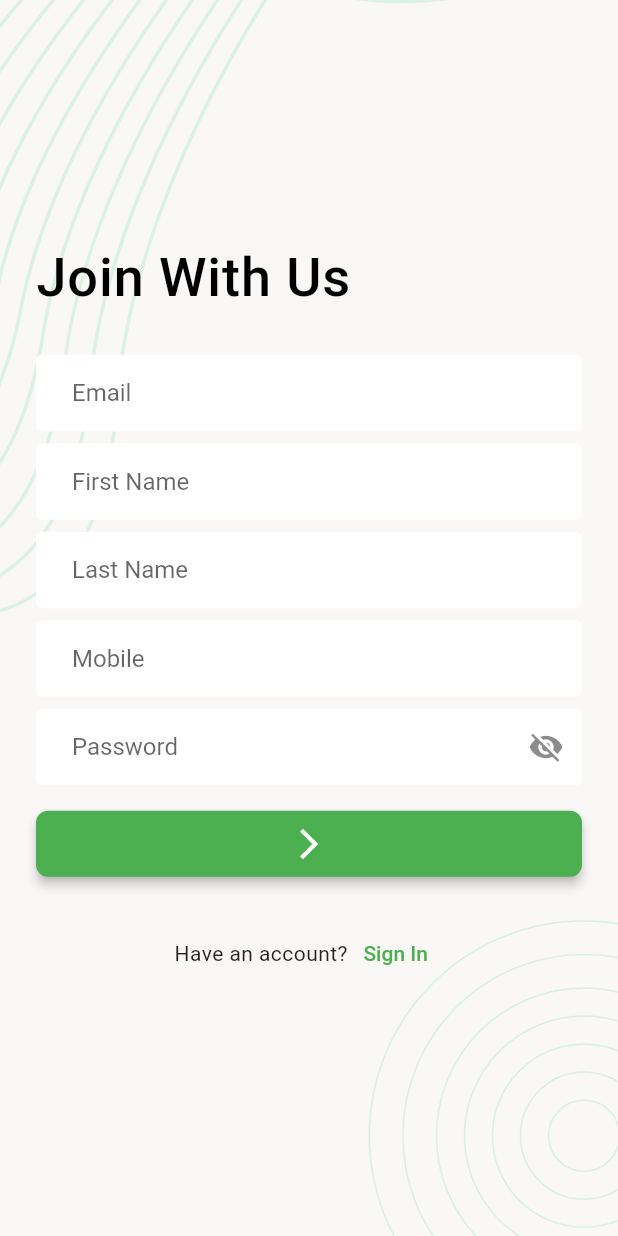
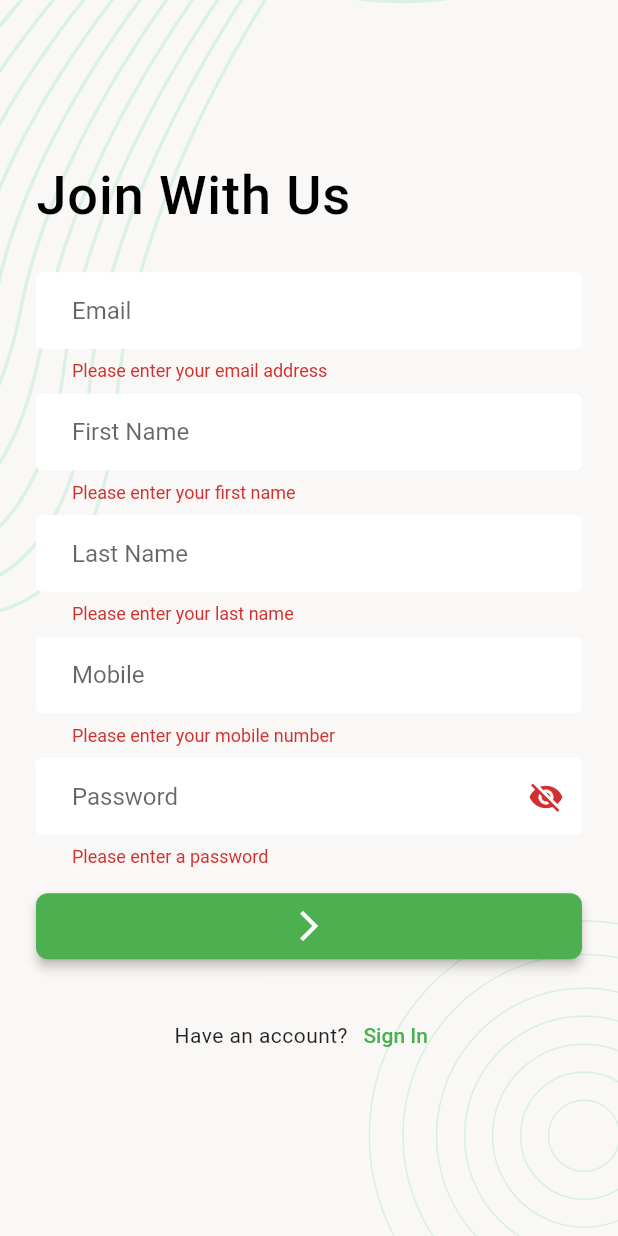
Before and after one commit to musfique113/TaskTracker, a Flutter app: the SignUpScreen screen opened directly, after a tap on the "arrow forward ios" icon, on a phone screen of 412 x 824 dp. Run offline on Flutter 3.47's test engine with Material 2 defaults, Android fonts, the phone set to English and light mode, and no system bars; our stand-ins replace flutter_svg, image_picker, pin_code_fields.

Commit message:
succesfully inplemnet the sign_up process , add form validation and more

```diff
--- a/lib/data/services/network_caller.dart
+++ b/lib/data/services/network_caller.dart
@@ -8,29 +8,34 @@ class NetworkCaller {
     try {
       Response response = await get(Uri.parse(url));
       if (response.statusCode == 200) {
-        return NetworkResponse(true,response.statusCode, jsonDecode(response.body));
+        return NetworkResponse(
+            true, response.statusCode, jsonDecode(response.body));
       } else {
-        return NetworkResponse(false,response.statusCode, null);
-
+        return NetworkResponse(false, response.statusCode, null);
       }
     } catch (e) {
       log(e.toString());
     }
-    return NetworkResponse(false,-1, null);
+    return NetworkResponse(false, -1, null);
   }
 
-  Future<NetworkResponse> postRequest(String url,Map<String, dynamic>body) async {
+  Future<NetworkResponse> postRequest(
+      String url, Map<String, dynamic> body) async {
     try {
-      Response response = await post(Uri.parse(url), body: jsonEncode(body));
+      Response response = await post(Uri.parse(url),
+          headers: {'Content-type': 'application/json'},
+          body: jsonEncode(body));
+      log(response.statusCode.toString());
+      log(response.body);
       if (response.statusCode == 200) {
-        return NetworkResponse(true,response.statusCode, jsonDecode(response.body));
+        return NetworkResponse(
+            true, response.statusCode, jsonDecode(response.body));
       } else {
-        return NetworkResponse(false,response.statusCode, null);
-
+        return NetworkResponse(false, response.statusCode, null);
       }
     } catch (e) {
       log(e.toString());
     }
-    return NetworkResponse(false,-1, null);
+    return NetworkResponse(false, -1, null);
   }
 }
--- /dev/null
+++ b/lib/data/utils/urls.dart
@@ -0,0 +1,11 @@
+class Urls {
+  Urls._();
+
+  static const String _baseUrl = 'https://task.teamrabbil.com/api/v1';
+  static String registration = '$_baseUrl/registration';
+  static String login = '$_baseUrl/login';
+  static String createTask = '$_baseUrl/createTask';
+  static String taskStatusCount = '$_baseUrl/taskStatusCount';
+  static String newTasks = '$_baseUrl/listTaskByStatus/New';
+  static String inProgressTasks = '$_baseUrl/listTaskByStatus/Progress';
+}
--- a/lib/ui/presentation/screens/auth/sign_up_screen.dart
+++ b/lib/ui/presentation/screens/auth/sign_up_screen.dart
@@ -1,11 +1,11 @@
 import 'package:flutter/material.dart';
+import 'package:taskmanager_ostad/data/services/network_caller.dart';
+import 'package:taskmanager_ostad/data/utils/urls.dart';
 import 'package:taskmanager_ostad/ui/presentation/screens/auth/sign_in_screen.dart';
 import 'package:taskmanager_ostad/ui/presentation/widgets/screen_background.dart';
 
 class SignUpScreen extends StatefulWidget {
-  const SignUpScreen({super.key});
-
-  // LoginScreen({super.key});
+  const SignUpScreen({Key? key}) : super(key: key);
 
   @override
   State<SignUpScreen> createState() => _SignUpScreenState();
@@ -13,6 +13,14 @@ class SignUpScreen extends StatefulWidget {
 
 class _SignUpScreenState extends State<SignUpScreen> {
   bool _passwordVisible = false;
+  final GlobalKey<FormState> _formKey = GlobalKey<FormState>();
+  final TextEditingController _emailTEController = TextEditingController();
+  final TextEditingController _firstNameTEController = TextEditingController();
+  final TextEditingController _lastNameTEController = TextEditingController();
+  final TextEditingController _mobileTEController = TextEditingController();
+  final TextEditingController _passwordTEController = TextEditingController();
+
+  //final TextEditingController _emailTEController = TextEditingController();
 
   @override
   Widget build(BuildContext context) {
@@ -21,6 +29,8 @@ class _SignUpScreenState extends State<SignUpScreen> {
         child: SafeArea(
           child: Padding(
             padding: const EdgeInsets.all(24),
+            child: Form(
+              key: _formKey,
               child: Column(
                 mainAxisAlignment: MainAxisAlignment.center,
                 crossAxisAlignment: CrossAxisAlignment.start,
@@ -36,43 +46,98 @@ class _SignUpScreenState extends State<SignUpScreen> {
                   const SizedBox(
                     height: 30,
                   ),
-                const TextField(
+                  TextFormField(
+                      controller: _emailTEController,
                       keyboardType: TextInputType.emailAddress,
                       decoration: InputDecoration(
                         hintText: "Email",
                       ),
+                      validator: (String? value) {
+                        if (value == null || value.isEmpty) {
+                          return 'Please enter your email address';
+                        }
+
+                        // Check if the email address is a valid format.
+                        final regex = RegExp(
+                            r"^[a-zA-Z0-9.!#$%&''*+/=?^_`{|}~-]+@[a-zA-Z0-9-]+(?:\.[a-zA-Z0-9-]+)*$");
+                        if (!regex.hasMatch(value)) {
+                          return 'Please enter a valid email address';
+                        }
+
+                        return null;
+                      }
                   ),
                   SizedBox(
                     height: 8,
                   ),
-                const TextField(
+                  TextFormField(
+                    controller: _firstNameTEController,
                     keyboardType: TextInputType.text,
                     decoration: InputDecoration(
                       hintText: "First Name",
                     ),
+                    validator: (String? value) {
+                      if (value == null || value.isEmpty) {
+                        return 'Please enter your first name';
+                      }
+                      return null;
+                    },
                   ),
                   SizedBox(
                     height: 8,
                   ),
-                const TextField(
+                  TextFormField(
+                    controller: _lastNameTEController,
                     keyboardType: TextInputType.text,
                     decoration: InputDecoration(
                       hintText: "Last Name",
                     ),
+                    validator: (String? value) {
+                      if (value == null || value.isEmpty) {
+                        return 'Please enter your last name';
+                      }
+                      return null;
+                    },
                   ),
                   SizedBox(
                     height: 8,
                   ),
-                const TextField(
+                  TextFormField(
+                    controller: _mobileTEController,
                     keyboardType: TextInputType.phone,
                     decoration: InputDecoration(
                       hintText: "Mobile",
                     ),
+                    validator: (String? value) {
+                      if (value == null || value.isEmpty) {
+                        return 'Please enter your mobile number';
+                      }
+
+                      // Check if the mobile number is 10 digits long.
+                      if (value.length != 11) {
+                        return 'Mobile number must be 11 digits long';
+                      }
+
+                      // Check if the mobile number starts with a 0,1.
+                      if (value[0] != '0' && value[0] != '1') {
+                        return 'Mobile number must start with 0 and 1';
+                      }
+
+                      // Check if the mobile number is a valid number.
+                      try {
+                        int.parse(value);
+                      } catch (e) {
+                        return 'Mobile number must be a valid number';
+                      }
+
+                      return null;
+                    },
                   ),
                   const SizedBox(
                     height: 8,
                   ),
-                TextField(
+                  TextFormField(
+                      controller: _passwordTEController,
                       keyboardType: TextInputType.visiblePassword,
                       obscureText: !_passwordVisible,
                       decoration: InputDecoration(
@@ -88,14 +153,25 @@ class _SignUpScreenState extends State<SignUpScreen> {
                           },
                         ),
                       ),
-                ),
+                      validator: (String? value) {
+                        if (value == null || value.isEmpty) {
+                          return 'Please enter a password';
+                        }
+                        // You can add more specific password validation here if needed.
+                        return null;
+                      }),
                   const SizedBox(
                     height: 15,
                   ),
                   SizedBox(
                     width: double.infinity,
                     child: ElevatedButton(
-                      onPressed: () {},
+                        onPressed: () {
+                          if (!_formKey.currentState!.validate()) {
+                            return;
+                          }
+                          _userSignUp();
+                        },
                         child: const Icon(Icons.arrow_forward_ios)),
                   ),
                   const SizedBox(
@@ -111,9 +187,14 @@ class _SignUpScreenState extends State<SignUpScreen> {
                             fontWeight: FontWeight.w400,
                             letterSpacing: 0.3),
                       ),
-                    TextButton(onPressed: () {
-                      Navigator.push(context, MaterialPageRoute(builder: (context)=> LoginScreen()));
-                    }, child: const Text("Sign In"))
+                      TextButton(
+                          onPressed: () {
+                            Navigator.push(
+                                context,
+                                MaterialPageRoute(
+                                    builder: (context) => LoginScreen()));
+                          },
+                          child: const Text("Sign In"))
                     ],
                   )
                 ],
@@ -121,6 +202,35 @@ class _SignUpScreenState extends State<SignUpScreen> {
             ),
           ),
         ),
+      ),
+    );
+  }
+
+  Future<void> _userSignUp() async {
+    final response = await NetworkCaller().postRequest(Urls.registration, <String, dynamic>{
+      "email": _emailTEController.text.trim(),
+      "firstName": _firstNameTEController.text.trim(),
+      "lastName": _lastNameTEController.text.trim(),
+      "mobile": _mobileTEController.text.trim(),
+      "password": _passwordTEController.text,
+      "photo": "",
+    });
+    if (response.isSuccess) {
+      if (mounted) {
+        ScaffoldMessenger.of(context).showSnackBar(
+          const SnackBar(
+            content: Text('Registration successful!'),
+            duration: Duration(seconds: 2),
+          ),
+        );
+      } else {
+        ScaffoldMessenger.of(context).showSnackBar(
+          const SnackBar(
+            content: Text('Please correct the errors in the form.'),
+            duration: Duration(seconds: 2),
+          ),
         );
       }
     }
+  }
+}
```
Lines whose indentation alone changed are shown as unchanged.
